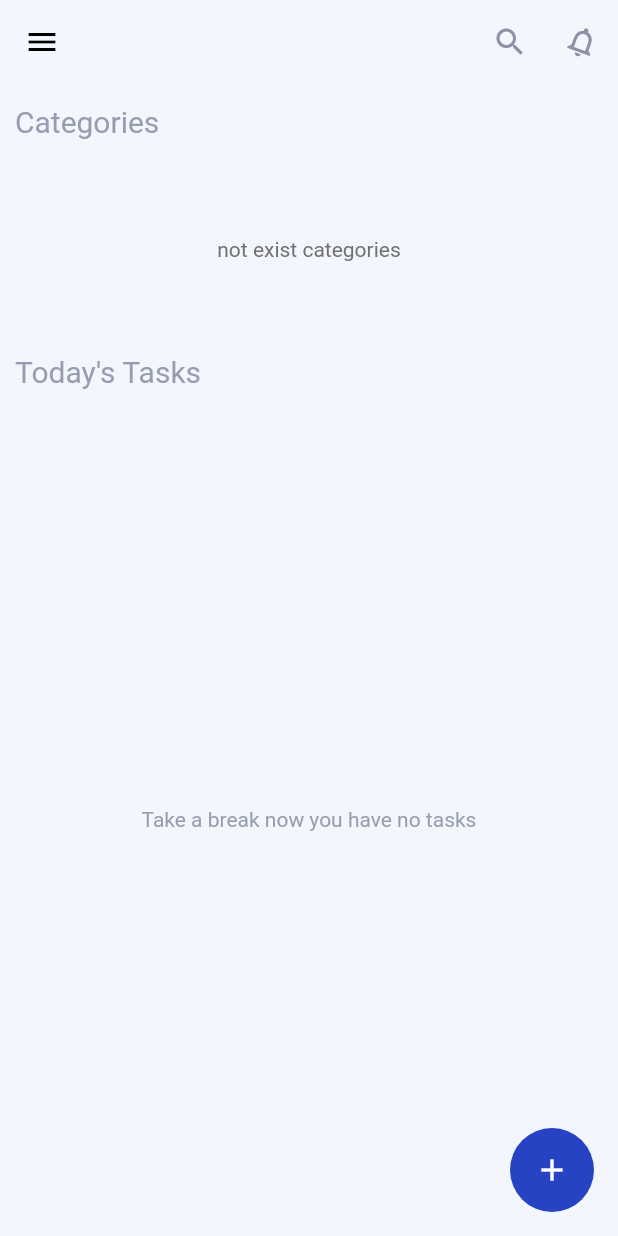
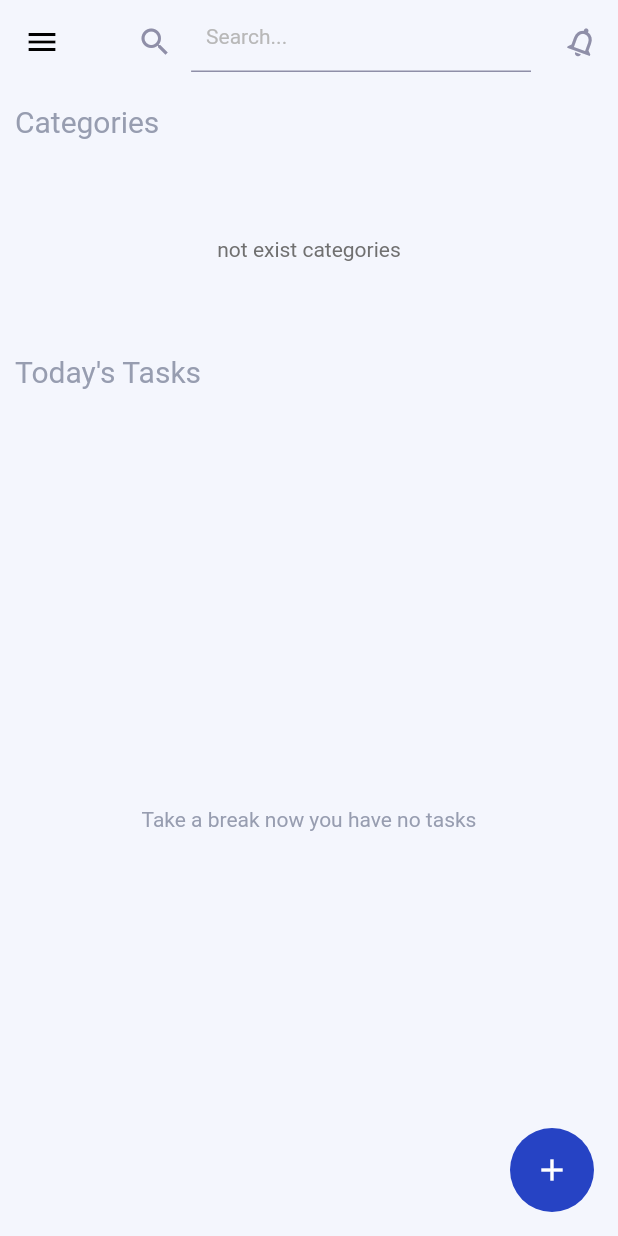
Before and after one commit to EngrTAHAR-Noureddine/ToDoList, a Flutter app: the screen it shows after launch, after a tap on the "menu" icon, after a tap on the "search" icon, on a phone screen of 412 x 824 dp. Run offline on Flutter 3.47's test engine with Material 2 defaults, Android fonts, the phone set to English and light mode, and no system bars; drawn by our look-alikes of flutter_advanced_drawer; our stand-ins replace flutter_slidable, sqflite; accounts and stored records are empty.

Commit message:
add search bar , finished the search_result.dart

```diff
--- a/lib/DataBase/database.dart
+++ b/lib/DataBase/database.dart
@@ -114,7 +114,7 @@ class DBProvider {
   //get all tasks with search by task name
   Future<List<Task>> getAllSearch(String taskSearch) async {
     final db = await database;
-    var res = await db.query("Task", where: "task = ?", whereArgs: [taskSearch]);
+    var res = await db.rawQuery("SELECT * FROM Task WHERE task LIKE '%$taskSearch%'");
     List<Task> list =
     res.isNotEmpty ? res.map((c) => Task.fromMap(c)).toList() : [];
     return list;
--- a/lib/Models/data_variable.dart
+++ b/lib/Models/data_variable.dart
@@ -10,6 +10,7 @@ class Variables{
   Variables._internal();
 bool isLarge;
   int _idOfList;
+  String searchItem;
   List<String> _categories =[];
   List<String> status = ["Important","Less important","In progress","Finished","Voluntary"];
   List<String> frequency = ["Once","Daily","weekly","monthly"];
--- a/lib/Models/provider_home_class.dart
+++ b/lib/Models/provider_home_class.dart
@@ -1,9 +1,10 @@
 import 'package:flutter/material.dart';
 import 'package:todolist/ModelView/body_model.dart';
+import 'package:todolist/ModelView/search_result.dart';
 import 'package:todolist/View/drafts_view.dart';
 import 'package:todolist/View/goal_view.dart';
 
-class SwitchViews{
+class SwitchViews extends ChangeNotifier{
   static final SwitchViews _singleton = SwitchViews._internal();
 
   factory SwitchViews() {
@@ -12,18 +13,19 @@ class SwitchViews{
 
   SwitchViews._internal();
 
-
+String searchItem;
 
 
   int index=0;
-  List<Widget> bodyWidgets =[ToDoListBody(),DraftsView(),GoalView()];
+  List<Widget> bodyWidgets =[ToDoListBody(),DraftsView(),GoalView(),ToDoListBody(),ToDoListBody(),SearchResult()];
+
+    void onSearch(value){
+      searchItem=value.toString();
+
+      notifyListeners();
+    }
 
 
-
-  void setNumWidget(int num){
-      this.index = num;
-
-  }
 
   Widget returnWidget(){
 
--- a/lib/View/home_view.dart
+++ b/lib/View/home_view.dart
@@ -7,6 +7,7 @@ import 'package:todolist/ModelView/add_new_task.dart';
 import 'dart:math' as math;
 
 import 'package:todolist/ModelView/body_model.dart';
+import 'package:todolist/Models/data_variable.dart';
 import 'package:todolist/Models/provider_home_class.dart';
 import 'package:todolist/View/switch_view.dart';
 
@@ -23,8 +24,8 @@ class _HomeState extends State<Home> {
   void _handleMenuButtonPressed() {
     _advancedDrawerController.showDrawer();
   }
-
-
+  TextEditingController _searchItem = new TextEditingController();
+ bool _bigger = false;
   @override
   Widget build(BuildContext context) {
     SystemChrome.setSystemUIOverlayStyle(SystemUiOverlayStyle(
@@ -172,12 +173,95 @@ class _HomeState extends State<Home> {
           ),
           elevation: 0,
             actions: [
+
               IconButton(
                 icon: Icon(
                   Icons.search,
                   color: Color(0xFF8F8FA8),
                 ),
-                onPressed: (){},
+                onPressed: (){
+                  setState(() {
+                    _bigger = !_bigger;
+                  });
+                },
+              ),
+              AnimatedContainer(
+                width: !_bigger ? 0 : MediaQuery.of(context).size.width*0.55,
+                margin: EdgeInsets.only(right: !_bigger ?0:10),
+                color: Colors.transparent,
+                child: TextField(
+
+                  textAlign: TextAlign.left,
+                  style: TextStyle(fontSize: 14,color: Theme.of(context).floatingActionButtonTheme.backgroundColor ),
+                  maxLines: 1,
+                  maxLength: 100,
+                  showCursor: true,
+                    onTap: (){
+                    setState(() {
+                      SwitchViews().index=5;
+                    });
+                    },
+                  onChanged: (value)=>SwitchViews().onSearch(value),
+                  controller: _searchItem,
+                  autofocus: false,
+
+
+                  minLines: 1,
+                  keyboardType: TextInputType.text,
+
+                  decoration: InputDecoration(
+                      enabledBorder: UnderlineInputBorder(
+                        borderSide: BorderSide(
+                          color: Color(0xFF8F8FA8),
+                          style: BorderStyle.solid,
+                          width: 1
+                        )
+                      ),
+                    focusedBorder:UnderlineInputBorder(
+                        borderSide: BorderSide(
+                            color: Colors.blue,
+                            style: BorderStyle.solid,
+                            width: 2
+                        )
+                    ),
+                    focusedErrorBorder: UnderlineInputBorder(
+                        borderSide: BorderSide(
+                            color: Theme.of(context).errorColor,
+                            style: BorderStyle.solid,
+                            width: 1
+                        )
+                    ),
+                    errorBorder: UnderlineInputBorder(
+                        borderSide: BorderSide(
+                            color: Theme.of(context).errorColor,
+                            style: BorderStyle.solid,
+                            width: 1
+                        )
+                    ),
+                    //isDense: true,
+                    contentPadding: EdgeInsets.symmetric(horizontal: 10, vertical:0),
+                    alignLabelWithHint: false,
+                   labelText: null,
+
+                    counterStyle: TextStyle(
+                      height: double.minPositive,
+                    ),
+                    counterText: "",
+
+                    hintText: "Search...",
+                    hintStyle: TextStyle(color: Color(0xFFB8B8B8)),
+
+
+
+                  ),
+                  toolbarOptions: ToolbarOptions(
+                    cut: true,
+                    copy: true,
+                    selectAll: true,
+                    paste: true,
+                  ),
+                ),
+                duration: Duration(milliseconds: 200),
               ),
               Transform.rotate(
                 angle: 20 * math.pi / 180,
@@ -194,7 +278,7 @@ class _HomeState extends State<Home> {
           body:ViewSwitch(),
 
 
-         floatingActionButton:(SwitchViews().index!=1)? FloatingActionButton(
+         floatingActionButton:(![1,5].contains(SwitchViews().index))? FloatingActionButton(
               elevation: 0,
 
               child: Icon(Icons.add ,color: Theme.of(context).splashColor,),
--- a/lib/main.dart
+++ b/lib/main.dart
@@ -21,7 +21,8 @@ class MyApp extends StatelessWidget {
         providers: [
                         ChangeNotifierProvider<ProviderClass>(
                               create: (context) => ProviderClass(), ),
-
+                        ChangeNotifierProvider<SwitchViews>(
+                          create: (context) => SwitchViews(), ),
         ],
         child: Builder(
         builder: (context)
```
Also changed, not shown: lib/ModelView/search_result.dart (added, +398 -0 lines).
